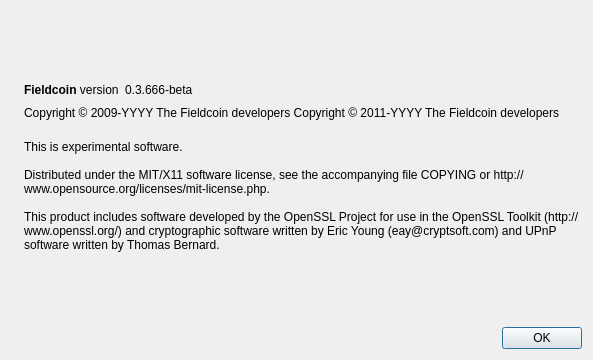
First picture: the form in src/qt/forms/aboutdialog.ui, repository nkpatro/catcoin, before the edit.
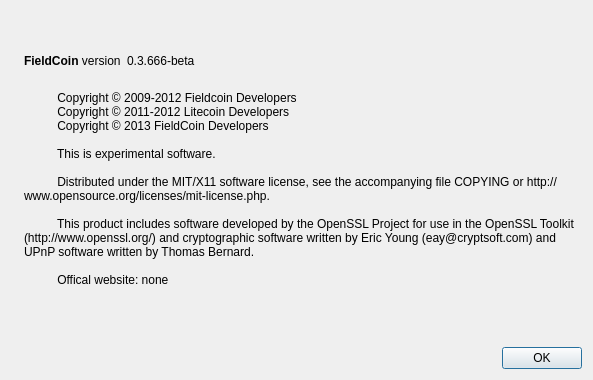
Second picture: the form after the edit. Icons and pictures are not drawn.

```diff
--- a/src/qt/forms/aboutdialog.ui
+++ b/src/qt/forms/aboutdialog.ui
@@ -7,7 +7,7 @@
     <x>0</x>
     <y>0</y>
     <width>593</width>
-    <height>360</height>
+    <height>380</height>
    </rect>
   </property>
   <property name="windowTitle">
@@ -50,7 +50,7 @@
           <cursorShape>IBeamCursor</cursorShape>
          </property>
          <property name="text">
-          <string>&lt;b&gt;Fieldcoin&lt;/b&gt; version</string>
+          <string>&lt;b&gt;FieldCoin&lt;/b&gt; version</string>
          </property>
          <property name="textInteractionFlags">
           <set>Qt::LinksAccessibleByMouse|Qt::TextSelectableByKeyboard|Qt::TextSelectableByMouse</set>
@@ -65,6 +65,9 @@
          <property name="text">
           <string notr="true">0.3.666-beta</string>
          </property>
+         <property name="textFormat">
+          <enum>Qt::RichText</enum>
+         </property>
          <property name="textInteractionFlags">
           <set>Qt::LinksAccessibleByMouse|Qt::TextSelectableByKeyboard|Qt::TextSelectableByMouse</set>
          </property>
@@ -85,23 +88,6 @@
        </item>
       </layout>
      </item>
-     <item>
-      <widget class="QLabel" name="copyrightLabel">
-       <property name="cursor">
-        <cursorShape>IBeamCursor</cursorShape>
-       </property>
-       <property name="text">
-        <string notr="true">Copyright &amp;copy; 2009-YYYY The Fieldcoin developers
-Copyright &amp;copy; 2011-YYYY The Fieldcoin developers</string>
-       </property>
-       <property name="textFormat">
-        <enum>Qt::RichText</enum>
-       </property>
-       <property name="textInteractionFlags">
-        <set>Qt::LinksAccessibleByMouse|Qt::TextSelectableByKeyboard|Qt::TextSelectableByMouse</set>
-       </property>
-      </widget>
-     </item>
      <item>
       <widget class="QLabel" name="label_2">
        <property name="cursor">
@@ -109,11 +95,18 @@
        </property>
        <property name="text">
         <string>
-This is experimental software.
+          Copyright © 2009-2012 Fieldcoin Developers
+          Copyright © 2011-2012 Litecoin Developers
+          Copyright © 2013 FieldCoin Developers
 
-Distributed under the MIT/X11 software license, see the accompanying file COPYING or http://www.opensource.org/licenses/mit-license.php.
+          This is experimental software.
 
-This product includes software developed by the OpenSSL Project for use in the OpenSSL Toolkit (http://www.openssl.org/) and cryptographic software written by Eric Young (eay@cryptsoft.com) and UPnP software written by Thomas Bernard.</string>
+          Distributed under the MIT/X11 software license, see the accompanying file COPYING or http://www.opensource.org/licenses/mit-license.php.
+
+          This product includes software developed by the OpenSSL Project for use in the OpenSSL Toolkit (http://www.openssl.org/) and cryptographic software written by Eric Young (eay@cryptsoft.com) and UPnP software written by Thomas Bernard.
+
+          Offical website: none
+        </string>
        </property>
        <property name="wordWrap">
         <bool>true</bool>
```
Left out of the diff: 2 changed lines with no effect on the pictures.
